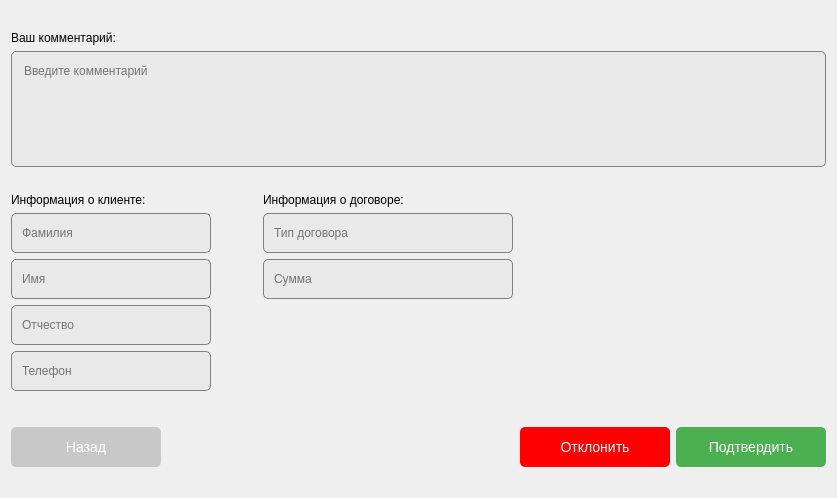
This is MDKP/contractconfirmationwindow.ui in MiFit1/OSOGO as Qt 5 draws it before an edit. The edited form follows.
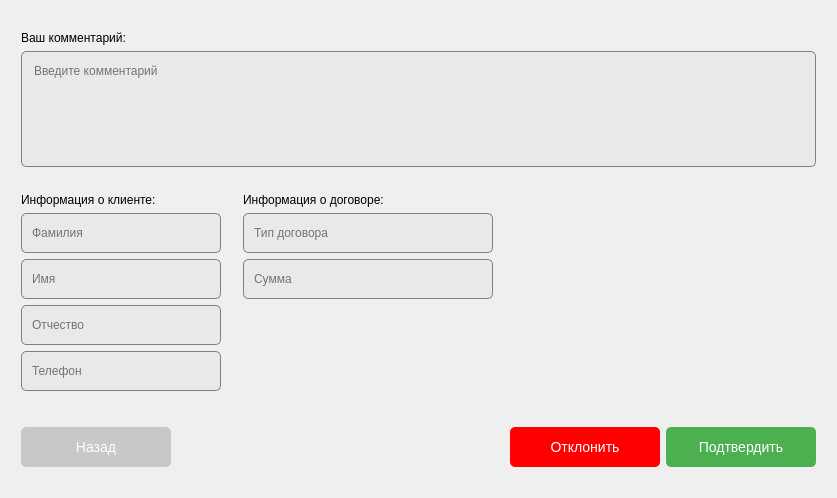
This is the edited form.

```diff
--- a/MDKP/contractconfirmationwindow.ui
+++ b/MDKP/contractconfirmationwindow.ui
@@ -269,7 +269,7 @@
         <enum>Qt::Horizontal</enum>
        </property>
        <property name="sizeType">
-        <enum>QSizePolicy::MinimumExpanding</enum>
+        <enum>QSizePolicy::Preferred</enum>
        </property>
        <property name="sizeHint" stdset="0">
         <size>
```
